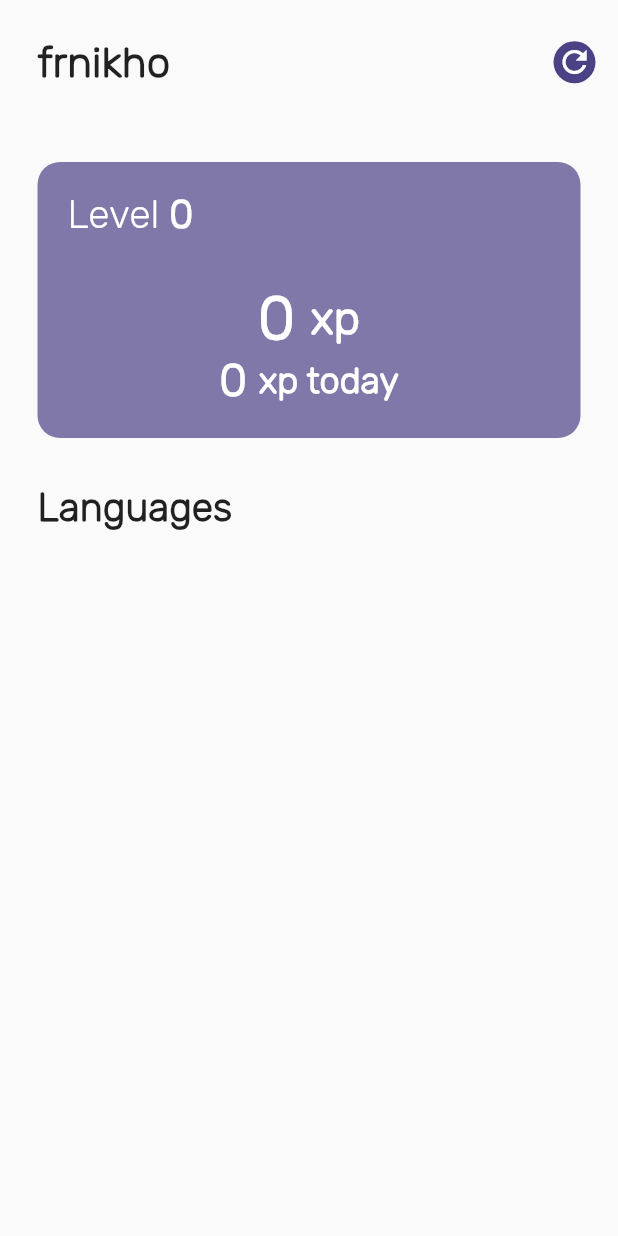
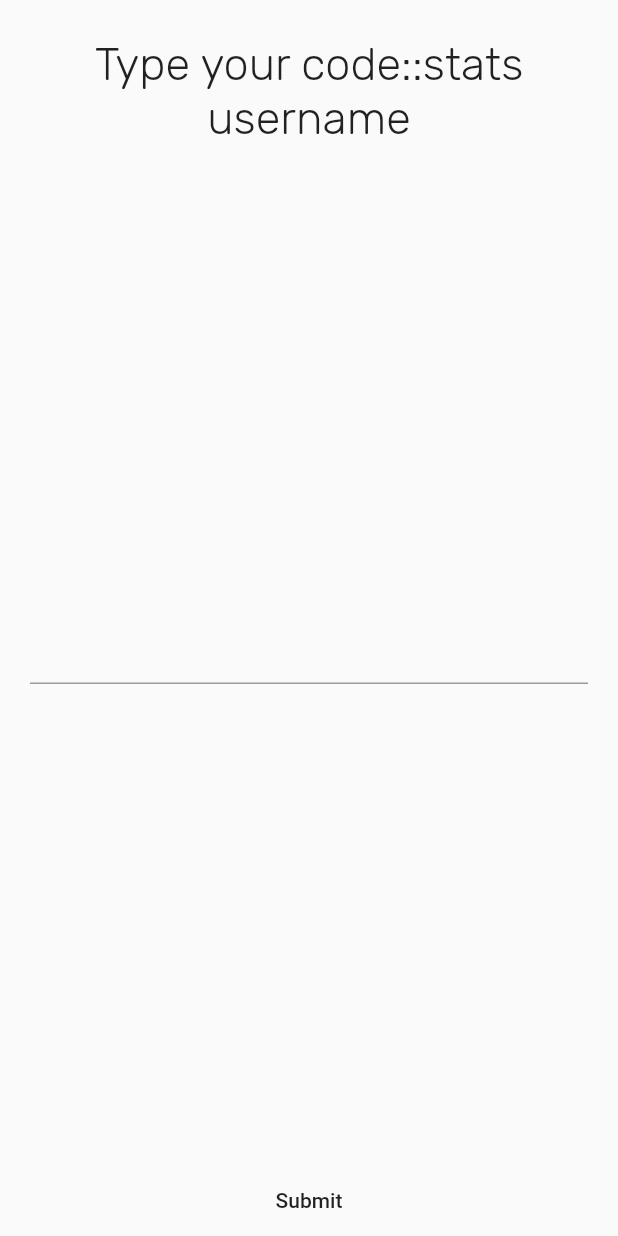
Before and after one commit to frnikho/Code-Stats-App, a Flutter app: the screen it shows after launch, on a phone screen of 412 x 824 dp. Run offline on Flutter 3.47's test engine with Material 2 defaults, Android fonts, the light colour scheme and no system bars; our stand-ins replace animated_text_kit, charts_flutter, shared_preferences.

Commit message:
added app icon, a welcome screen & change default device orientation

```diff
--- a/lib/main.dart
+++ b/lib/main.dart
@@ -1,26 +1,54 @@
 import 'package:codestatsapp/models/user.dart';
+import 'package:codestatsapp/models/welcome.dart';
 import 'package:codestatsapp/screens/user.dart';
 import 'package:flutter/material.dart';
+import 'package:flutter/services.dart';
 import 'package:provider/provider.dart';
-
-import 'screens/home.dart';
+import 'package:shared_preferences/shared_preferences.dart';
 
 void main() {
   runApp(MyApp());
 }
 
 class MyApp extends StatelessWidget {
+
+  Future<bool> hasUsername() async {
+    SharedPreferences prefs = await SharedPreferences.getInstance();
+    String username = prefs.getString("username");
+    if (username == null || username.isEmpty) {
+      return (false);
+    } else {
+      return true;
+    }
+  }
+
   @override
   Widget build(BuildContext context) {
-    return ChangeNotifierProvider<User>(
-      create: (context) {
-        return User();
+    SystemChrome.setPreferredOrientations([
+      DeviceOrientation.portraitUp,
+      DeviceOrientation.portraitDown,
+    ]);
+    return MaterialApp(
+      routes: {
+        WelcomeScreen.id: (context) => WelcomeScreen(),
+        UserScreen.id: (context) => UserScreen(),
       },
-      builder: (context, child) {
-        return MaterialApp(
-          home: UserScreen(),
-        );
-      },
+      home: ChangeNotifierProvider<User>(
+        create: (context) {
+          return User(context);
+        },
+        builder: (context, child) {
+          Widget screen = WelcomeScreen();
+          hasUsername().then((value) => {
+            if (value) {
+              Navigator.pushReplacementNamed(context, UserScreen.id),
+            } else {
+              Navigator.pushReplacementNamed(context, WelcomeScreen.id),
+            }
+          });
+          return Text("");
+        },
+      ),
     );
   }
 }
--- a/lib/models/user.dart
+++ b/lib/models/user.dart
@@ -5,6 +5,7 @@
 import 'package:codestatsapp/models/machine.dart';
 import 'package:flutter/cupertino.dart';
 import 'package:http/http.dart';
+import 'package:shared_preferences/shared_preferences.dart';
 
 const String PROFILE_URL = "https://codestats.net/api/users/";
 const double LEVEL_FACTOR = 0.025;
@@ -16,22 +17,25 @@
 
   int daily_xps = 0;
   int total_xps = 0;
-  String username = "frnikho";
+  String username = "change me";
 
-  User() {
-    update();
+  User(context) {
+    update(context);
   }
 
   void build() {
     notifyListeners();
   }
 
-  void update() async {
+  void update(context) async {
+    SharedPreferences prefs = await SharedPreferences.getInstance();
+    this.username = prefs.getString("username");
     Response response = await get("$PROFILE_URL$username");
     Map<String, dynamic> user = jsonDecode(response.body);
     var error = user['error'];
     if (error != null) {
       print("ERROR ! BAD USERNAME !");
+      notifyListeners();
       return;
     }
     languages.clear();
@@ -42,7 +46,6 @@
     tmp.forEach((key, value) {
       languages.add(Language(key, jsonLanguages[key]['xps'], jsonLanguages[key]['new_xps']));
     });
-    print("user data updated !");
     notifyListeners();
   }
 
--- /dev/null
+++ b/lib/models/welcome.dart
@@ -0,0 +1,57 @@
+import 'package:codestatsapp/screens/user.dart';
+import 'package:flutter/material.dart';
+import 'package:shared_preferences/shared_preferences.dart';
+
+class WelcomeScreen extends StatefulWidget {
+
+  static String id = "welcome_screen";
+
+  @override
+  _WelcomeScreenState createState() => _WelcomeScreenState();
+}
+
+class _WelcomeScreenState extends State<WelcomeScreen> {
+
+  String _username = "";
+
+  void submit(String username) async {
+    SharedPreferences prefs = await SharedPreferences.getInstance();
+    await prefs.setString("username", username);
+    Navigator.pushReplacementNamed(context, UserScreen.id);
+  }
+
+  @override
+  Widget build(BuildContext context) {
+    return Scaffold(
+      body: SafeArea(
+        child: Column(
+          children: [
+            Expanded(
+                child: Container(
+                  padding: EdgeInsets.all(25),
+                    child: Text("Type your code::stats username", style: TextStyle(fontFamily: "Rubik-Light", fontSize: 30), textAlign: TextAlign.center))),
+            Expanded(
+              child: Container(
+                padding: EdgeInsets.all(20),
+                child: TextField(
+                  onSubmitted: (value) {
+                    submit(value);
+                  },
+                  onChanged: (value) {
+                    _username = value;
+                  },
+                ),
+              ),
+            ),
+            FlatButton(
+              onPressed: () {
+                submit(_username);
+              },
+              child: Text("Submit"),
+            ),
+          ],
+        ),
+      ),
+    );
+  }
+}
--- a/pubspec.yaml
+++ b/pubspec.yaml
@@ -18,6 +18,7 @@
   animated_text_kit: ^2.2.0
   charts_flutter: ^0.9.0
   http: ^0.12.1
+  shared_preferences: ^0.5.7+3
 dev_dependencies:
   flutter_test:
     sdk: flutter
```
Also changed, not shown: lib/screens/user.dart (+45 -11 lines), pubspec.lock, 6 other files.
